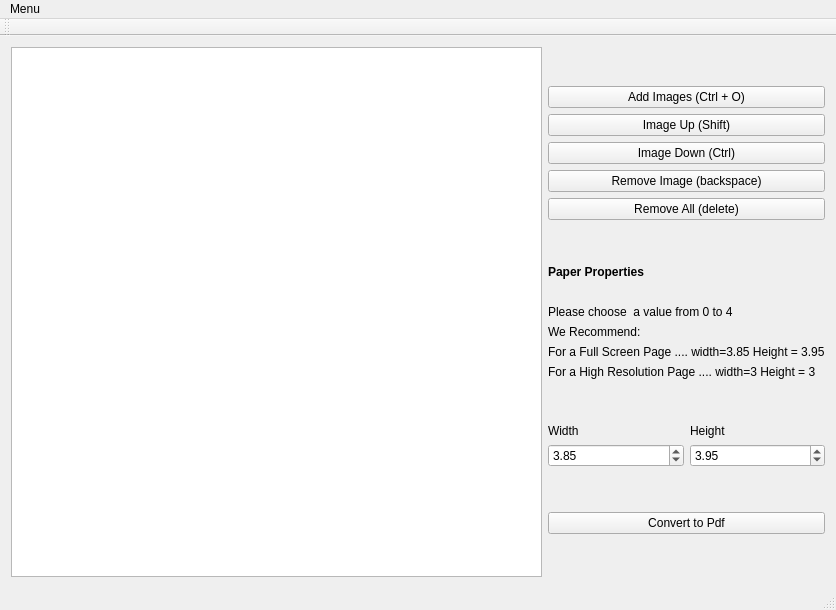
First picture: the form in PDFetos_1.01/Source/PDFetos/mainwindow.ui, repository MuhammadMoustafa/PDFetos, before the edit.
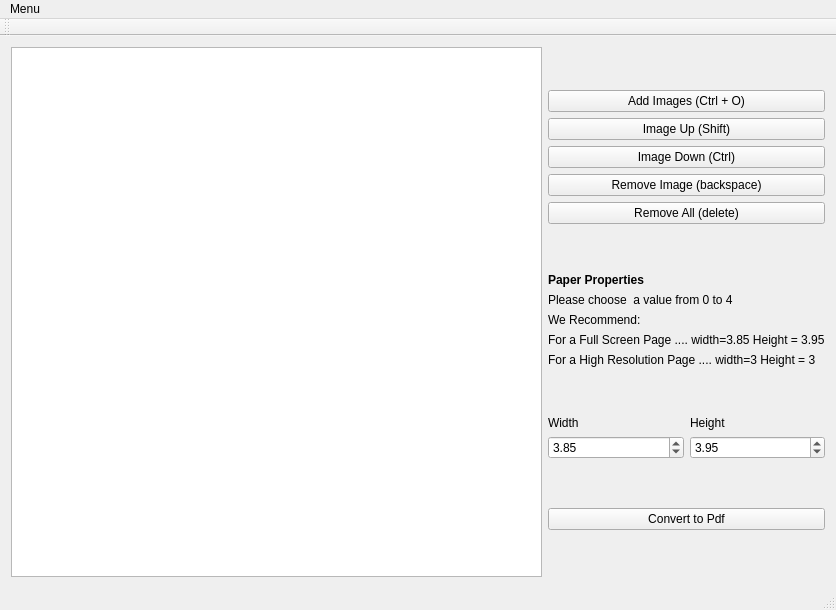
Second picture: the form after the edit.

What changed in the file:
```diff
--- a/PDFetos_1.01/Source/PDFetos/mainwindow.ui
+++ b/PDFetos_1.01/Source/PDFetos/mainwindow.ui
@@ -82,19 +82,6 @@
             </property>
            </widget>
           </item>
-          <item>
-           <widget class="QLabel" name="label_6">
-            <property name="sizePolicy">
-             <sizepolicy hsizetype="Fixed" vsizetype="Fixed">
-              <horstretch>0</horstretch>
-              <verstretch>0</verstretch>
-             </sizepolicy>
-            </property>
-            <property name="text">
-             <string/>
-            </property>
-           </widget>
-          </item>
           <item>
            <widget class="QLabel" name="label_4">
             <property name="sizePolicy">
```
